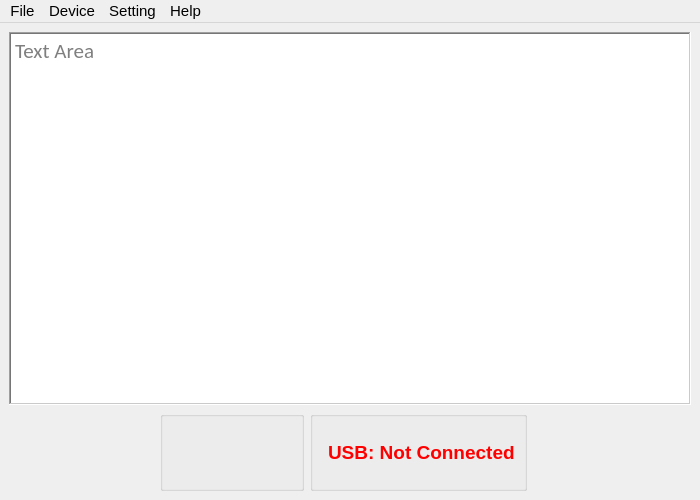
Above: QtDesigner/MainWindow.ui from dhahaj/EAX-Python-Interface before the change. Below: the same form after it.
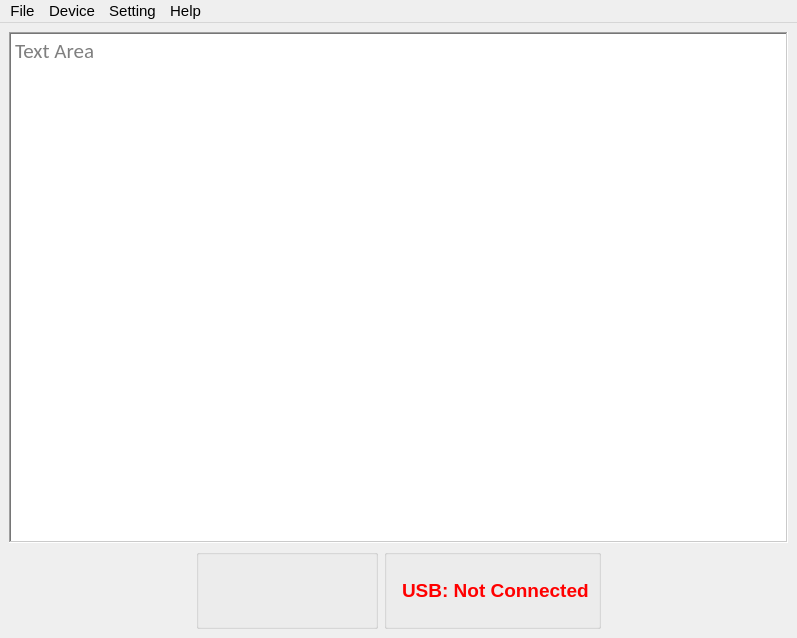
That is the form after the change. Icons and pictures are not drawn.

```diff
--- a/QtDesigner/MainWindow.ui
+++ b/QtDesigner/MainWindow.ui
@@ -9,13 +9,13 @@
    <rect>
     <x>0</x>
     <y>0</y>
-    <width>700</width>
-    <height>500</height>
+    <width>797</width>
+    <height>638</height>
    </rect>
   </property>
   <property name="minimumSize">
    <size>
-    <width>700</width>
+    <width>650</width>
     <height>500</height>
    </size>
   </property>
@@ -44,7 +44,22 @@
   <property name="toolButtonStyle">
    <enum>Qt::ToolButtonTextBesideIcon</enum>
   </property>
+  <property name="tabShape">
+   <enum>QTabWidget::Rounded</enum>
+  </property>
+  <property name="dockOptions">
+   <set>QMainWindow::AllowNestedDocks|QMainWindow::AllowTabbedDocks|QMainWindow::AnimatedDocks</set>
+  </property>
+  <property name="unifiedTitleAndToolBarOnMac">
+   <bool>false</bool>
+  </property>
   <widget class="QWidget" name="centralwidget">
+   <property name="maximumSize">
+    <size>
+     <width>16777208</width>
+     <height>16777215</height>
+    </size>
+   </property>
    <layout class="QVBoxLayout" name="verticalLayout">
     <item>
      <widget class="QTextEdit" name="text_edit">
@@ -451,7 +466,7 @@
     <rect>
      <x>0</x>
      <y>0</y>
-     <width>700</width>
+     <width>797</width>
      <height>26</height>
     </rect>
    </property>
```
Left out of the diff: 39 changed lines with no effect on the pictures.
